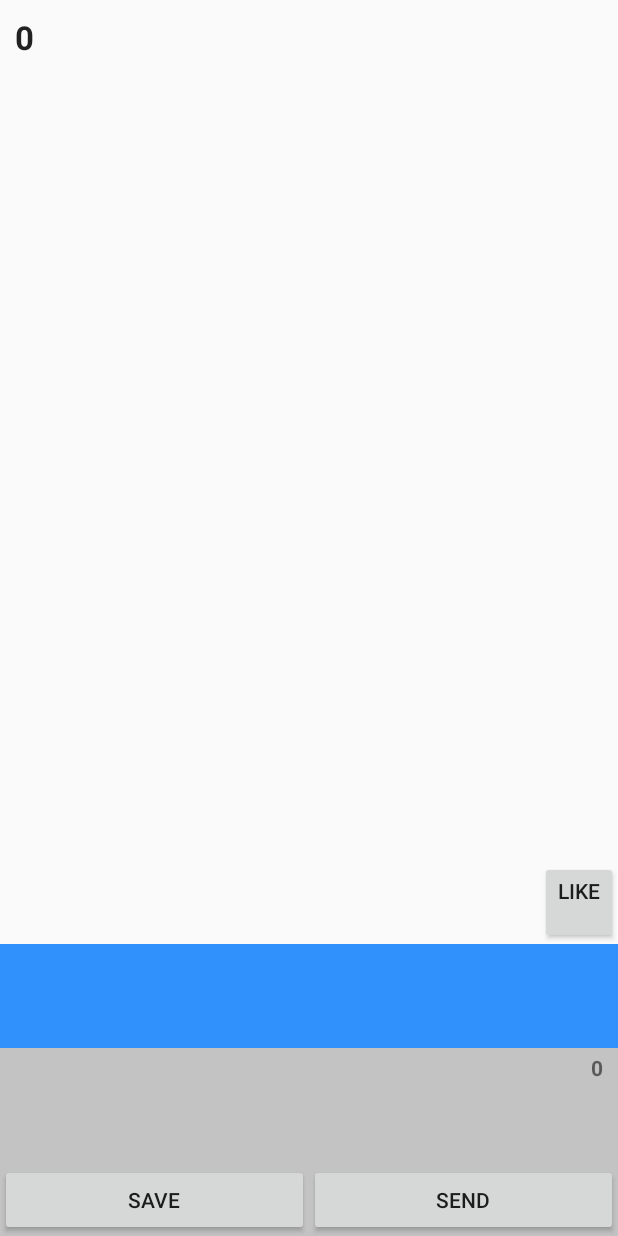
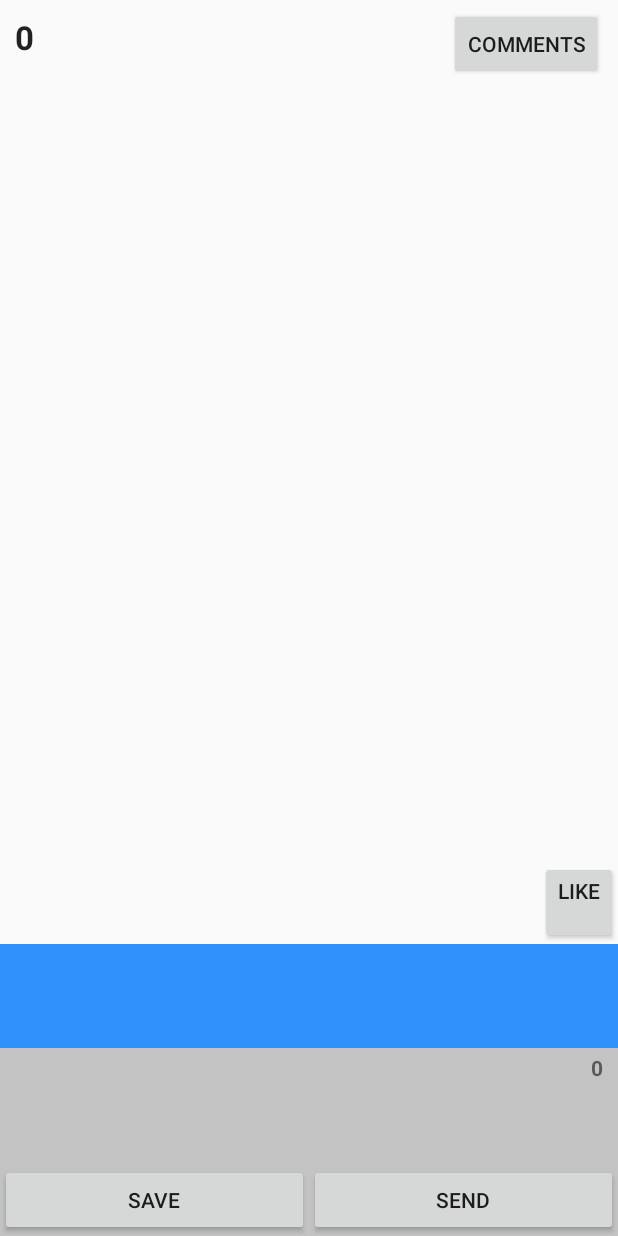
Before and after one commit to tontonskie/feeghe-android, an Android app: the layout modal_selected_face.xml on its own in the app's theme, with its tools: preview values and no code run, on a phone screen of 412 x 824 dp. Run offline under Robolectric (Android 15) with nearby library versions, the phone set to English and light mode, and no system bars.

Commit message:
Show comments and send

```diff
--- a/app/src/main/AndroidManifest.xml
+++ b/app/src/main/AndroidManifest.xml
@@ -15,11 +15,13 @@
     android:theme="@style/AppTheme" >
     <activity
       android:name=".MainActivity"
+      android:screenOrientation="portrait"
       android:windowSoftInputMode="adjustResize"
       android:label="@string/app_name" >
     </activity>
     <activity
       android:name=".RegisterActivity"
+      android:screenOrientation="portrait"
       android:windowSoftInputMode="adjustResize"
       android:label="@string/app_name"
       android:noHistory="true"
--- a/app/src/main/res/layout/modal_selected_face.xml
+++ b/app/src/main/res/layout/modal_selected_face.xml
@@ -1,15 +1,12 @@
 <?xml version="1.0" encoding="utf-8"?>
-<RelativeLayout xmlns:android="http://schemas.android.com/apk/res/android"
+<ViewAnimator xmlns:android="http://schemas.android.com/apk/res/android"
+  android:layout_width="wrap_content"
+  android:layout_height="wrap_content"
+  android:id="@+id/switcherSelectedFace">
+
+  <RelativeLayout
     android:layout_width="match_parent"
     android:layout_height="match_parent">
-
-  <LinearLayout
-    android:orientation="horizontal"
-    android:layout_width="fill_parent"
-    android:layout_height="wrap_content"
-    android:layout_alignParentTop="true"
-    android:padding="10dp"
-    android:id="@+id/layoutSelectedFaceCounts">
 
     <TextView
       android:layout_width="wrap_content"
@@ -17,16 +14,30 @@
       android:textAppearance="?android:attr/textAppearanceLarge"
       android:text="0"
       android:id="@+id/txtViewSelectedFaceUsage"
-      android:textStyle="bold"/>
-  </LinearLayout>
+      android:textStyle="bold"
+      android:layout_alignParentStart="true"
+      android:layout_alignParentLeft="true"
+      android:layout_marginLeft="10dp"
+      android:layout_marginTop="10dp"/>
+
+    <Button
+      style="?android:attr/buttonStyleSmall"
+      android:layout_width="wrap_content"
+      android:layout_height="wrap_content"
+      android:text="Comments"
+      android:id="@+id/btnShowSelectedFaceComments"
+      android:layout_alignParentEnd="true"
+      android:layout_alignParentRight="true"
+      android:layout_marginRight="10dp"
+      android:layout_marginTop="5dp"/>
 
     <ImageView
       android:layout_width="match_parent"
       android:layout_height="wrap_content"
       android:id="@+id/imgViewSelectedFace"
-    android:layout_below="@+id/layoutSelectedFaceCounts"
       android:layout_above="@+id/layoutSelectedFaceDetails"
-    android:padding="10dp"/>
+      android:padding="10dp"
+      android:layout_below="@+id/btnShowSelectedFaceComments"/>
 
     <LinearLayout
       android:orientation="vertical"
@@ -101,4 +112,86 @@
       android:layout_above="@+id/layoutSelectedFaceDetails"
       android:layout_alignParentRight="true"
       android:layout_alignParentEnd="true"/>
+
   </RelativeLayout>
+
+  <RelativeLayout
+    android:layout_width="fill_parent"
+    android:layout_height="fill_parent">
+
+    <LinearLayout
+      android:orientation="horizontal"
+      android:layout_width="match_parent"
+      android:layout_height="wrap_content"
+      android:weightSum="4"
+      android:id="@+id/layoutSelectedFaceCommentsTitle"
+      android:layout_alignParentTop="true">
+
+      <TextView
+        android:layout_width="0dp"
+        android:layout_height="match_parent"
+        android:layout_weight="3.5"
+        android:textAppearance="?android:attr/textAppearanceLarge"
+        android:text=""
+        android:scrollHorizontally="true"
+        android:ellipsize="end"
+        android:maxLines="1"
+        android:id="@+id/txtViewSelectedFaceCommentTitle"
+        android:gravity="center_vertical"/>
+
+      <Button
+        android:layout_width="0dp"
+        android:layout_weight=".5"
+        android:layout_height="match_parent"
+        android:text="x"
+        android:id="@+id/btnHideSelectedFaceComments"/>
+
+    </LinearLayout>
+
+    <TextView
+      android:layout_width="match_parent"
+      android:layout_height="match_parent"
+      android:textAppearance="?android:attr/textAppearanceLarge"
+      android:text="Loading..."
+      android:visibility="visible"
+      android:id="@+id/txtViewSelectedFaceCommentsLoading"
+      android:gravity="center_vertical|center_horizontal"
+      android:layout_below="@+id/layoutSelectedFaceCommentsTitle"
+      android:layout_above="@+id/layoutSelectedFaceCommentsOptions"/>
+
+    <ListView
+      android:visibility="gone"
+      android:layout_width="match_parent"
+      android:layout_height="match_parent"
+      android:layout_below="@+id/layoutSelectedFaceCommentsTitle"
+      android:layout_above="@+id/layoutSelectedFaceCommentsOptions"
+      android:id="@+id/listViewSelectedFaceComments"/>
+
+    <LinearLayout
+      android:orientation="horizontal"
+      android:layout_width="match_parent"
+      android:layout_height="wrap_content"
+      android:layout_alignParentBottom="true"
+      android:layout_weight="1"
+      android:id="@+id/layoutSelectedFaceCommentsOptions"
+      android:weightSum="4">
+
+      <EditText
+        android:layout_width="0dp"
+        android:layout_height="match_parent"
+        android:background="#ffffff"
+        android:hint="Type your comment here"
+        android:layout_weight="3.5"
+        android:id="@+id/editTxtSelectedFaceComment"/>
+
+      <Button
+        android:layout_width="0dp"
+        android:layout_weight=".5"
+        android:layout_height="match_parent"
+        android:text=">"
+        android:id="@+id/btnSendSelectedFaceComment"/>
+
+    </LinearLayout>
+  </RelativeLayout>
+
+</ViewAnimator>
```
Also changed, not shown: app/src/main/java/com/greenlemonmedia/feeghe/api/APIService.java (+30 -6 lines), app/src/main/java/com/greenlemonmedia/feeghe/api/FaceCommentService.java (added, +36 -0 lines), app/src/main/java/com/greenlemonmedia/feeghe/modals/SelectedFaceModal.java (+206 -4 lines), app/src/main/java/com/greenlemonmedia/feeghe/storage/DbCache.java (+7 -0 lines), app/src/main/res/layout/per_comment.xml (added, +26 -0 lines), 2 other files. Lines whose indentation alone changed are shown as unchanged.
